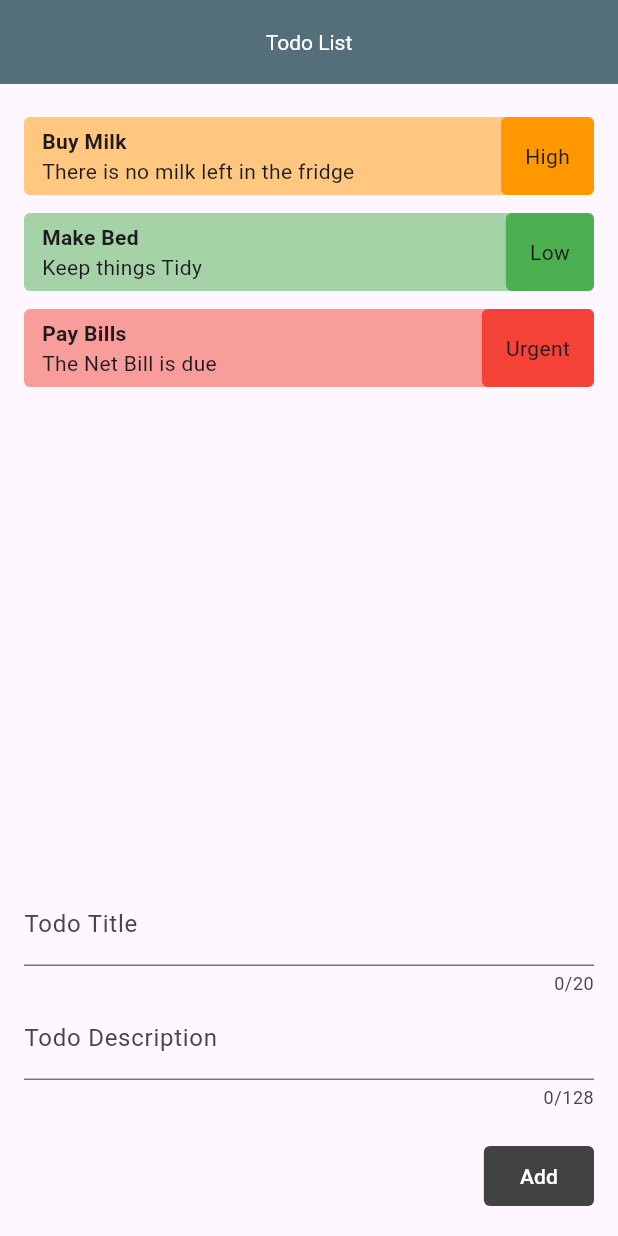
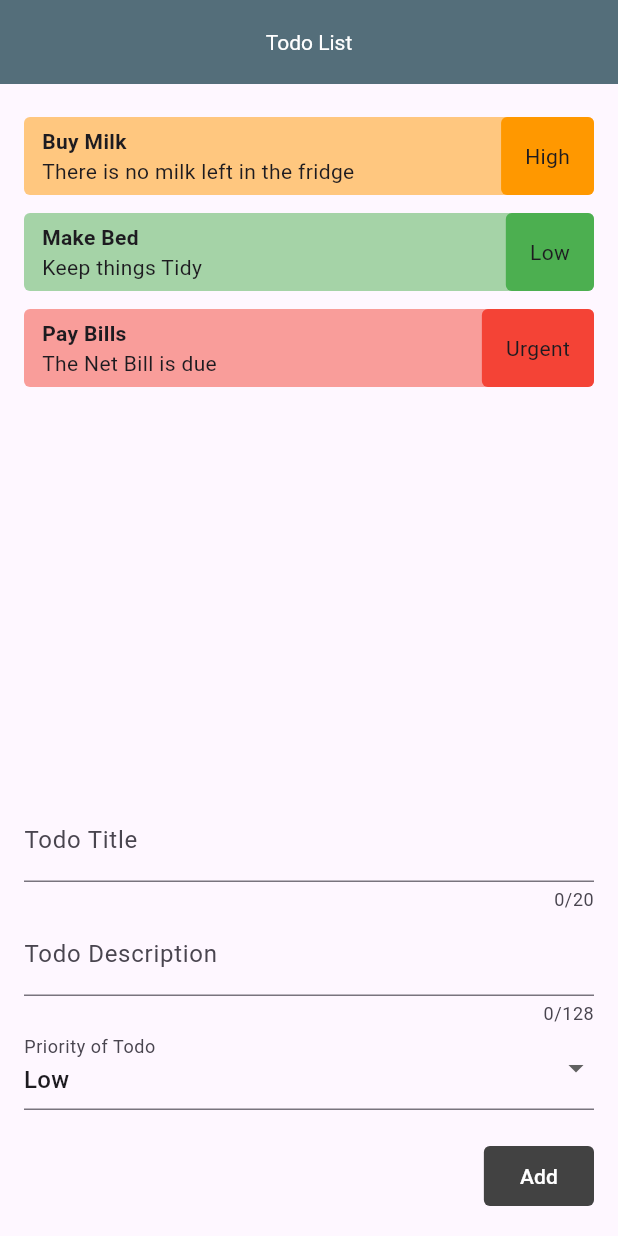
Before and after one commit to kahoragachau/flutter_todo_list, a Flutter app: the screen it shows after launch, on a phone screen of 412 x 824 dp. Run offline on Flutter 3.47's test engine with Material 3 defaults, Android fonts, the phone set to English and light mode, and no system bars.

```diff
--- a/lib/home.dart
+++ b/lib/home.dart
@@ -13,6 +13,9 @@ class _HomeState extends State<Home> {
 
   // form global Key
   final _formGlobalKey = GlobalKey<FormState>();
+
+  // Default value for priority drop down
+  Priority _selectedPriority = Priority.low;
 
   final List<Todo> todos = [
     const Todo(
@@ -84,6 +87,26 @@ class _HomeState extends State<Home> {
                     },
                   ),
 
+                  // Dropdown
+                  DropdownButtonFormField(
+                    value: _selectedPriority,
+                    decoration: const InputDecoration(
+                      label: Text("Priority of Todo")
+                    ),
+                    // map method returns an iterable thats the reasons we convert it into list
+                    items: Priority.values.map((e) {
+                      return DropdownMenuItem(
+                        value: e,
+                        child: Text(e.title),
+                      );
+                    }).toList(),
+                    onChanged: (value) {
+                      setState(() {
+                        _selectedPriority = value!;
+                      });
+                    },
+                  ),
+
                   // Submit Button
                   const SizedBox(height: 20,),
                   FilledButton(
```
